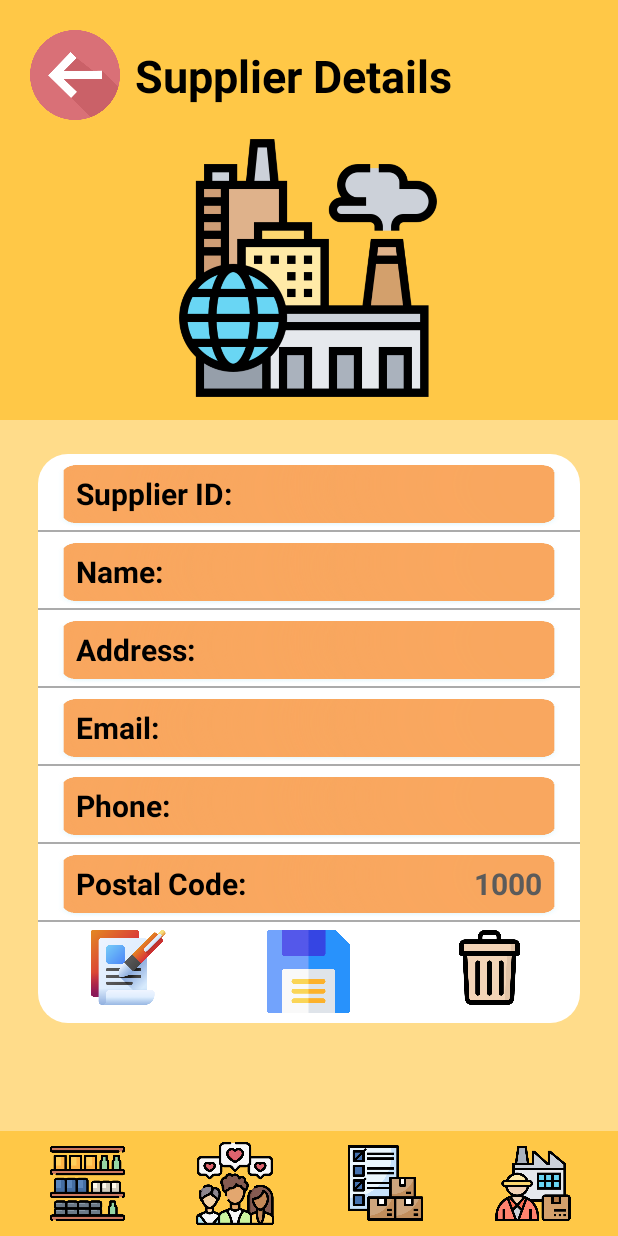
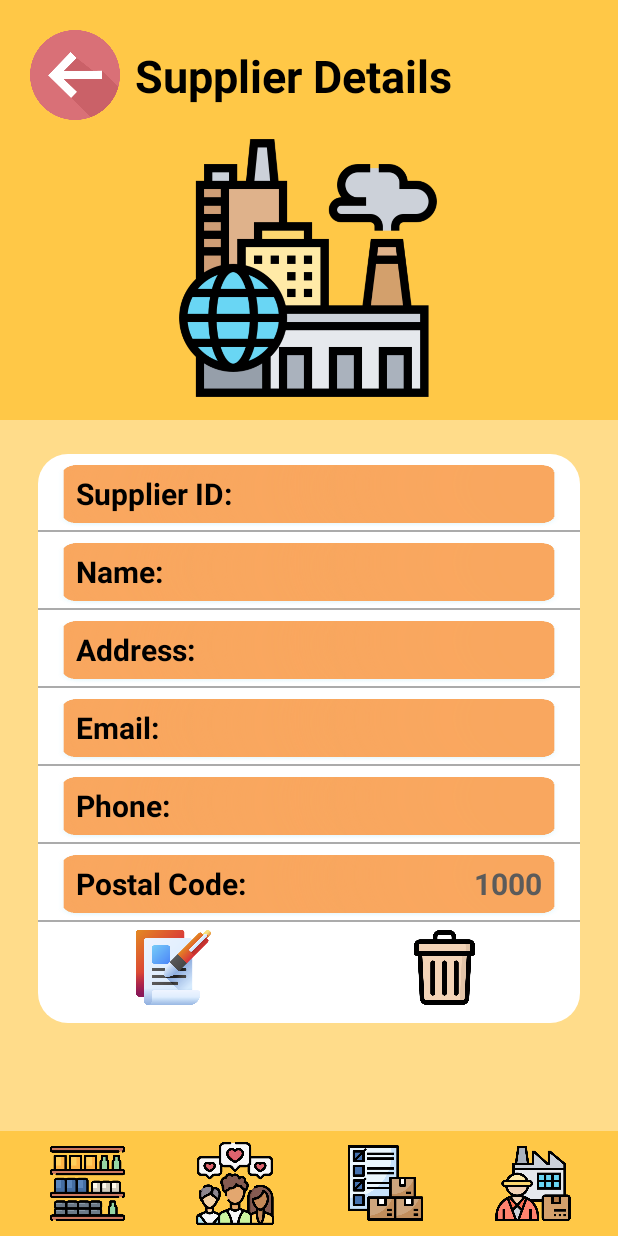
Before and after one commit to ChirathJ/Peaky-Blinders-MAD-Project, an Android app: the DetailsSupplier screen opened directly, with no data from a screen before it, on a phone screen of 412 x 824 dp. Run offline under Robolectric (Android 15) with nearby library versions, the phone set to English and light mode, and no system bars; Roboto replaces fonts that are not available here.

Commit message:
integration and fix bugs

```diff
--- a/app/src/main/java/com/example/mad/SupplierAdapter.java
+++ b/app/src/main/java/com/example/mad/SupplierAdapter.java
@@ -48,8 +48,6 @@ public class SupplierAdapter extends RecyclerView.Adapter<SupplierAdapter.Suppli
         holder.supplier_id_txt.setText(String.valueOf(supplierID.get(position)));
         holder.supplier_name_txt.setText(String.valueOf(supplierName.get(position)));
         holder.supplier_address_txt.setText(String.valueOf(supplierAddress.get(position)));
-        holder.supplier_email_txt.setText(String.valueOf(supplierEmail.get(position)));
-        holder.supplier_phone_txt.setText(String.valueOf(supplierPhone.get(position)));
 
         holder.mainLayout.setOnClickListener(new View.OnClickListener() {
             @Override
--- a/app/src/main/java/com/example/mad/UpdateSupplier.java
+++ b/app/src/main/java/com/example/mad/UpdateSupplier.java
@@ -41,7 +41,7 @@ public class UpdateSupplier extends AppCompatActivity {
         back_button.setOnClickListener(new View.OnClickListener() {
             @Override
             public void onClick(View view1) {
-                Intent intent1 = new Intent(UpdateSupplier.this, Home.class);
+                Intent intent1 = new Intent(UpdateSupplier.this, SupplierMainActivity.class);
                 startActivity(intent1);
             }
         });
--- a/app/src/main/res/layout/activity_details_supplier.xml
+++ b/app/src/main/res/layout/activity_details_supplier.xml
@@ -342,19 +342,6 @@
                         android:contentDescription="Edit Supplier Details" />
 
                     <ImageButton
-                        android:id="@+id/updatesupplier_button"
-                        android:layout_width="50dp"
-                        android:layout_height="55dp"
-                        android:autofillHints="emailAddress"
-                        android:layout_gravity="start"
-                        android:layout_weight="1.0"
-                        android:src="@drawable/save13"
-                        android:scaleType="fitCenter"
-                        android:adjustViewBounds="true"
-                        android:background="@null"
-                        android:contentDescription="Add Supplier" />
-
-                    <ImageButton
                         android:id="@+id/delete_button"
                         android:layout_width="50dp"
                         android:layout_height="50dp"
```
Also changed, not shown: app/src/main/java/com/example/mad/DetailsSupplier.java (+0 -14 lines), app/src/main/res/layout/activity_add_customer.xml (+5 -5 lines).
